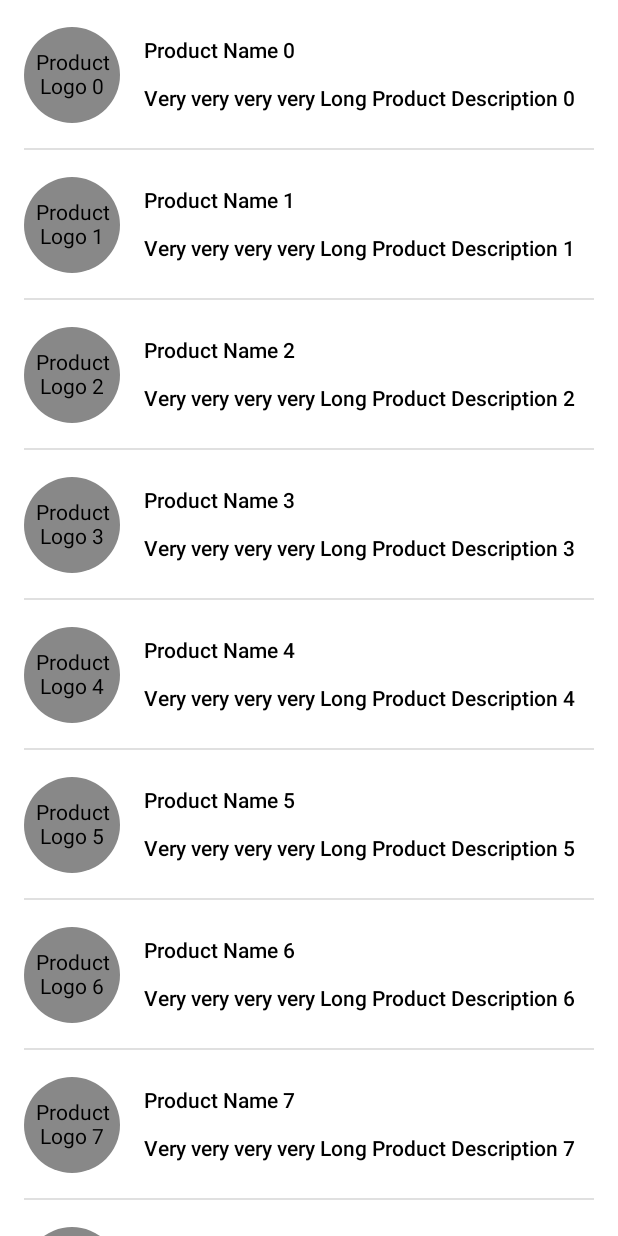
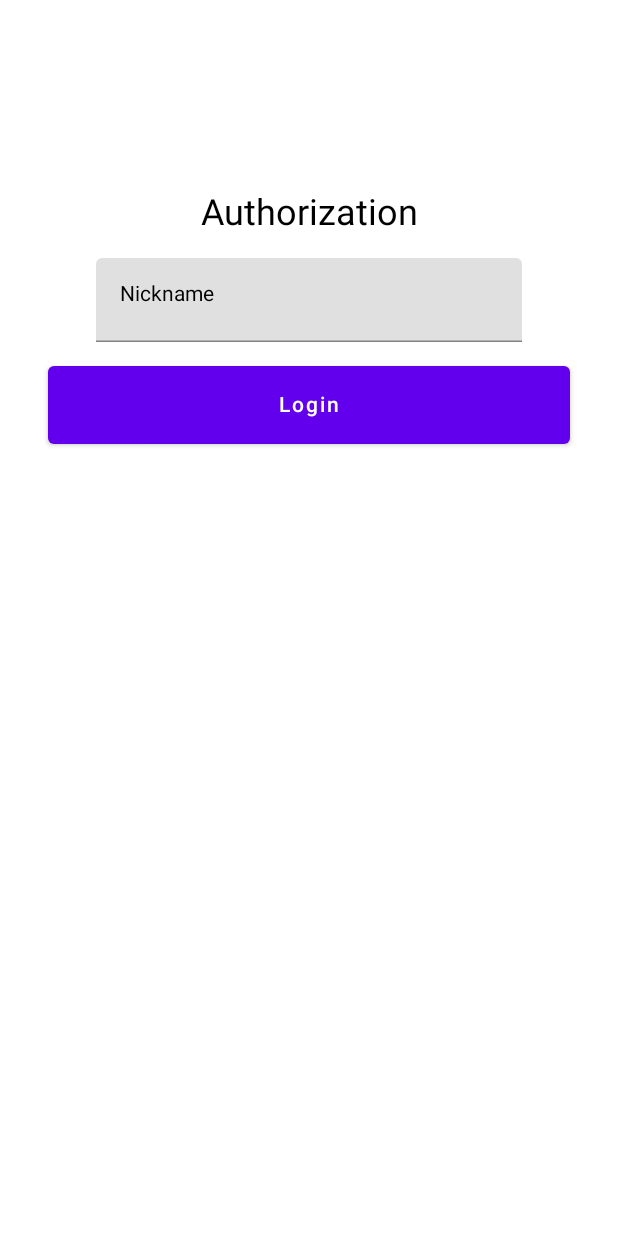
Before and after one commit to alphicc/Brick, an Android app built with Jetpack Compose: the screen it shows after launch (StackSampleActivity), after a tap on "Stack navigation", on a phone screen of 412 x 824 dp. Run offline under Robolectric (Android 15) with nearby library versions, the phone set to English and light mode, and no system bars.

```diff
--- a/android/src/main/java/io/github/alphicc/android/MainActivity.kt
+++ b/android/src/main/java/io/github/alphicc/android/MainActivity.kt
@@ -31,7 +31,7 @@ import io.github.alphicc.android.overlaySample.OverlaySampleActivity
 import io.github.alphicc.android.overlaySample.listScreen.listScreen
 import io.github.alphicc.android.overlaySample.overlaySampleRouter
 import io.github.alphicc.android.stackSample.StackSampleActivity
-import io.github.alphicc.android.stackSample.productsScreen.productsScreenComponent
+import io.github.alphicc.android.stackSample.login.loginScreenComponent
 import io.github.alphicc.android.stackSample.stackSampleRouter
 
 @ExperimentalAnimationApi
@@ -50,7 +50,7 @@ class MainActivity : ComponentActivity() {
                 Button(onClick = {
                     stackSampleRouter.startTransaction(transactionSettings = TransactionSettings.immediately()) {
                         cleanRouter()
-                        addComponent(productsScreenComponent, stackSampleRouter)
+                        addComponent(loginScreenComponent, stackSampleRouter)
                     }
                     stackSampleRouter.proceedAction {
                         context.startActivity(Intent(context, StackSampleActivity::class.java))
--- /dev/null
+++ b/android/src/main/java/io/github/alphicc/android/stackSample/login/LoginScreenComponent.kt
@@ -0,0 +1,28 @@
+package io.github.alphicc.android.stackSample.login
+
+import androidx.compose.foundation.layout.fillMaxSize
+import androidx.compose.ui.Modifier
+import com.alphicc.brick.Component
+import com.alphicc.brick.Descriptor
+import com.alphicc.brick.TreeRouter
+import io.github.alphicc.android.stackSample.login.presentation.LoginScreen
+import io.github.alphicc.android.stackSample.login.presentation.LoginViewModel
+
+val loginScreenComponent = Component(
+    key = "loginScreenComponent",
+    descriptor = Descriptor.Screen.Default,
+    onCreate = { _, argument ->
+        val router = argument.get<TreeRouter>()
+        return@Component LoginViewModel(router)
+    },
+    onDestroy = { argument ->
+        val viewModel = argument.get<LoginViewModel>()
+        viewModel.onCleared()
+    },
+    content = { dataContainer, _ ->
+        val viewModel = dataContainer.get<LoginViewModel>()
+        LoginScreen(
+            modifier = Modifier.fillMaxSize(),
+            onLoginClicked = viewModel::onLoginClicked,
+        )
+    })
--- /dev/null
+++ b/android/src/main/java/io/github/alphicc/android/stackSample/login/presentation/LoginScreen.kt
@@ -0,0 +1,78 @@
+package io.github.alphicc.android.stackSample.login.presentation
+
+import androidx.compose.foundation.layout.Box
+import androidx.compose.foundation.layout.Column
+import androidx.compose.foundation.layout.Spacer
+import androidx.compose.foundation.layout.fillMaxWidth
+import androidx.compose.foundation.layout.height
+import androidx.compose.foundation.layout.padding
+import androidx.compose.foundation.layout.size
+import androidx.compose.material.Button
+import androidx.compose.material.Text
+import androidx.compose.material.TextField
+import androidx.compose.runtime.Composable
+import androidx.compose.runtime.getValue
+import androidx.compose.runtime.mutableStateOf
+import androidx.compose.runtime.remember
+import androidx.compose.runtime.setValue
+import androidx.compose.ui.Alignment
+import androidx.compose.ui.Modifier
+import androidx.compose.ui.text.style.TextAlign
+import androidx.compose.ui.text.style.TextOverflow
+import androidx.compose.ui.unit.dp
+import androidx.compose.ui.unit.sp
+
+@Composable
+fun LoginScreen(
+    onLoginClicked: (String) -> Unit,
+    modifier: Modifier = Modifier
+) {
+
+    Box(modifier = modifier) {
+
+        Column(
+            modifier = Modifier
+                .fillMaxWidth()
+                .align(Alignment.TopCenter)
+        ) {
+
+            Spacer(modifier = Modifier.size(128.dp))
+
+            Text(
+                modifier = Modifier
+                    .fillMaxWidth()
+                    .padding(horizontal = 32.dp),
+                text = "Authorization",
+                fontSize = 24.sp,
+                maxLines = 1,
+                overflow = TextOverflow.Ellipsis,
+                textAlign = TextAlign.Center
+            )
+
+            Spacer(modifier = Modifier.size(16.dp))
+
+            var login by remember { mutableStateOf("Nickname") }
+
+            TextField(
+                modifier = Modifier
+                    .fillMaxWidth()
+                    .padding(horizontal = 64.dp),
+                value = login,
+                maxLines = 1,
+                onValueChange = { login = it }
+            )
+
+            Spacer(modifier = Modifier.size(16.dp))
+
+            Button(
+                modifier = Modifier
+                    .padding(horizontal = 32.dp)
+                    .fillMaxWidth()
+                    .height(52.dp),
+                onClick = { onLoginClicked(login) }
+            ) {
+                Text(text = "Login")
+            }
+        }
+    }
+}
--- /dev/null
+++ b/android/src/main/java/io/github/alphicc/android/stackSample/login/presentation/LoginViewModel.kt
@@ -0,0 +1,29 @@
+package io.github.alphicc.android.stackSample.login.presentation
+
+import com.alphicc.brick.TreeRouter
+import io.github.alphicc.android.stackSample.main.MainScreenArguments
+import io.github.alphicc.android.stackSample.main.mainScreenComponent
+import kotlinx.coroutines.CoroutineScope
+import kotlinx.coroutines.Dispatchers
+import kotlinx.coroutines.SupervisorJob
+import kotlinx.coroutines.cancel
+import kotlinx.coroutines.launch
+
+class LoginViewModel(val router: TreeRouter) {
+
+    private val scope = CoroutineScope(Dispatchers.Default + SupervisorJob())
+    fun onLoginClicked(login: String) {
+        scope.launch {
+            val ordersRouter = router.branch(mainScreenComponent.key)
+            val profileRouter = router.branch(mainScreenComponent.key)
+            router.startTransaction {
+                val argument = MainScreenArguments(login, router, ordersRouter, profileRouter)
+                newRootComponent(mainScreenComponent, argument)
+            }
+        }
+    }
+
+    fun onCleared() {
+        scope.cancel()
+    }
+}
--- a/android/src/main/java/io/github/alphicc/android/stackSample/productBuySuccess/presentation/ProductBuySuccessViewModel.kt
+++ b/android/src/main/java/io/github/alphicc/android/stackSample/productBuySuccess/presentation/ProductBuySuccessViewModel.kt
@@ -1,7 +1,7 @@
 package io.github.alphicc.android.stackSample.productBuySuccess.presentation
 
 import com.alphicc.brick.TreeRouter
-import io.github.alphicc.android.stackSample.productsScreen.productsScreenComponent
+import io.github.alphicc.android.stackSample.products.productsScreenComponent
 import kotlinx.coroutines.CoroutineScope
 import kotlinx.coroutines.Dispatchers
 import kotlinx.coroutines.SupervisorJob
--- a/android/src/main/java/io/github/alphicc/android/stackSample/productsScreen/ProductsScreenComponent.kt
+++ b/android/src/main/java/io/github/alphicc/android/stackSample/products/ProductsScreenComponent.kt
@@ -1,4 +1,4 @@
-package io.github.alphicc.android.stackSample.productsScreen
+package io.github.alphicc.android.stackSample.products
 
 import androidx.compose.foundation.layout.fillMaxSize
 import androidx.compose.runtime.remember
@@ -6,8 +6,8 @@ import androidx.compose.ui.Modifier
 import com.alphicc.brick.Component
 import com.alphicc.brick.Descriptor
 import com.alphicc.brick.TreeRouter
-import io.github.alphicc.android.stackSample.productsScreen.presentation.ProductsScreen
-import io.github.alphicc.android.stackSample.productsScreen.presentation.ProductsScreenViewModel
+import io.github.alphicc.android.stackSample.products.presentation.ProductsScreen
+import io.github.alphicc.android.stackSample.products.presentation.ProductsScreenViewModel
 
 val productsScreenComponent = Component(
     key = "productsScreenComponent",
--- a/android/src/main/java/io/github/alphicc/android/stackSample/productsScreen/presentation/ProductsScreen.kt
+++ b/android/src/main/java/io/github/alphicc/android/stackSample/products/presentation/ProductsScreen.kt
@@ -1,4 +1,4 @@
-package io.github.alphicc.android.stackSample.productsScreen.presentation
+package io.github.alphicc.android.stackSample.products.presentation
 
 import androidx.compose.foundation.background
 import androidx.compose.foundation.clickable
--- a/android/src/main/java/io/github/alphicc/android/stackSample/productsScreen/presentation/ProductsScreenViewModel.kt
+++ b/android/src/main/java/io/github/alphicc/android/stackSample/products/presentation/ProductsScreenViewModel.kt
@@ -1,9 +1,8 @@
-package io.github.alphicc.android.stackSample.productsScreen.presentation
+package io.github.alphicc.android.stackSample.products.presentation
 
 import com.alphicc.brick.TreeRouter
 import io.github.alphicc.android.stackSample.productDetails.ProductDetailsScreenArguments
 import io.github.alphicc.android.stackSample.productDetails.productDetailsComponent
-import io.github.alphicc.android.stackSample.productsScreen.productsScreenComponent
 
 class ProductsScreenViewModel(val router: TreeRouter) {
 
--- a/brick/src/commonMain/kotlin/com/alphicc/brick/Component.kt
+++ b/brick/src/commonMain/kotlin/com/alphicc/brick/Component.kt
@@ -50,6 +50,6 @@ open class BaseComponent<D>(
 data class DataContainer(val rawData: Any?) {
     inline fun <reified C> get(): C {
         if (rawData is C) return rawData
-        else throw IllegalArgumentException("Argument type incorrect")
+        else throw IllegalArgumentException("Argument type incorrect. Expected ${C::class} but actual $rawData")
     }
 }
```
Also changed, not shown: android/src/main/java/io/github/alphicc/android/stackSample/main/MainScreenArguments.kt (added, +10 -0 lines), android/src/main/java/io/github/alphicc/android/stackSample/main/MainScreenComponent.kt (added, +34 -0 lines), android/src/main/java/io/github/alphicc/android/stackSample/main/presentation/MainScreen.kt (added, +143 -0 lines), android/src/main/java/io/github/alphicc/android/stackSample/main/presentation/MainViewModel.kt (added, +64 -0 lines).
